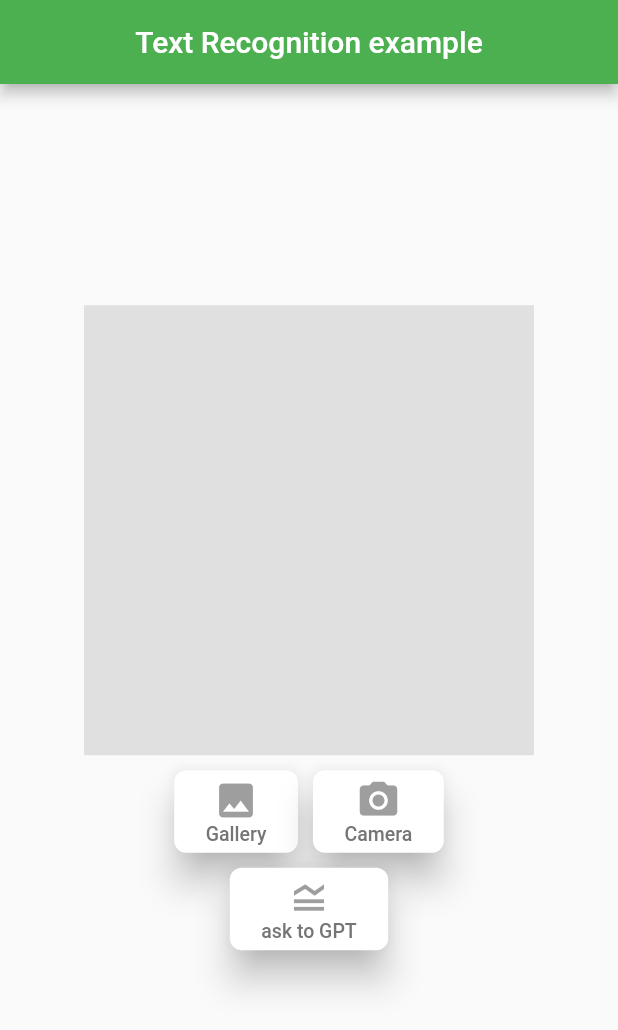
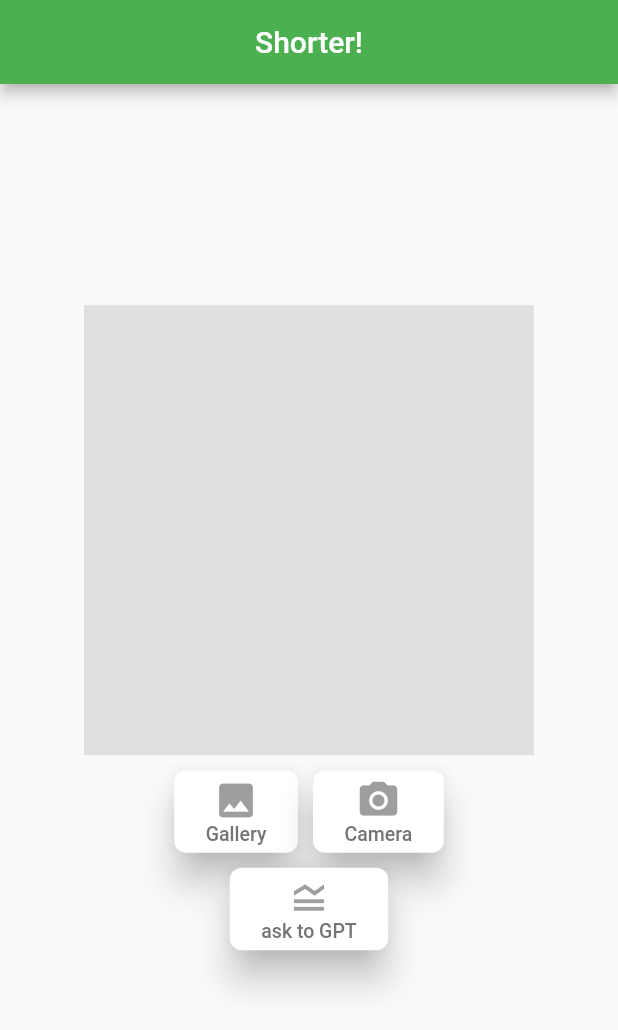
Before and after one commit to aaronkk2049/final_project, a Flutter app: the screen it shows after launch, on a phone screen of 412 x 824 dp. Shown: the top 1030 px of the screen. Run offline on Flutter 3.47's test engine with Material 2 defaults, Android fonts, the phone set to English and light mode, and no system bars; our stand-ins replace firebase_core, flutter_dotenv, image_picker, velocity_x; missing offline and left inert: chat_gpt_sdk, google_mlkit_text_recognition; accounts and stored records are empty.

Commit message:
change miscellaneous

```diff
--- a/lib/Scan_Answer_Page.dart
+++ b/lib/Scan_Answer_Page.dart
@@ -48,7 +48,7 @@ class _MyHomePageState extends State<MyHomePage> {
     return Scaffold(
       appBar: AppBar(
         centerTitle: true,
-        title: const Text("Text Recognition example"),
+        title: const Text("Shorter!"),
       ),
       body: Center(
           child: SingleChildScrollView(
```
